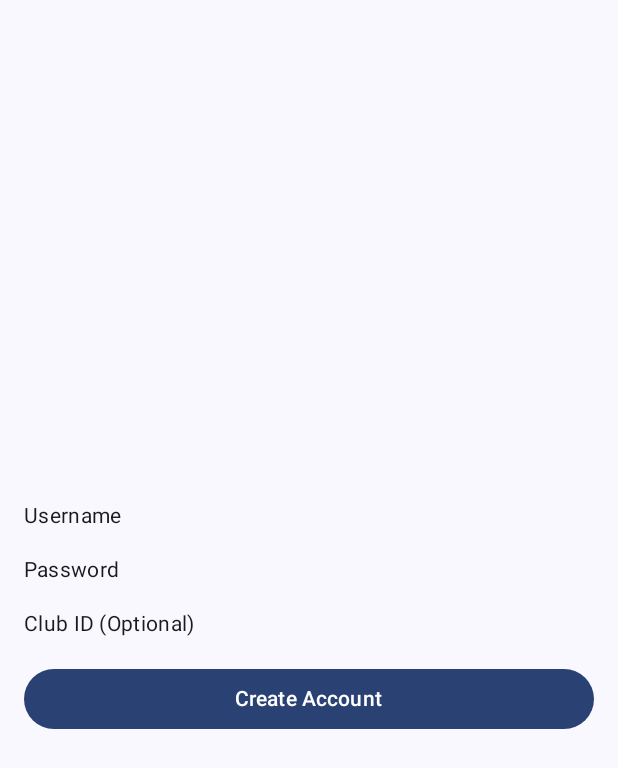
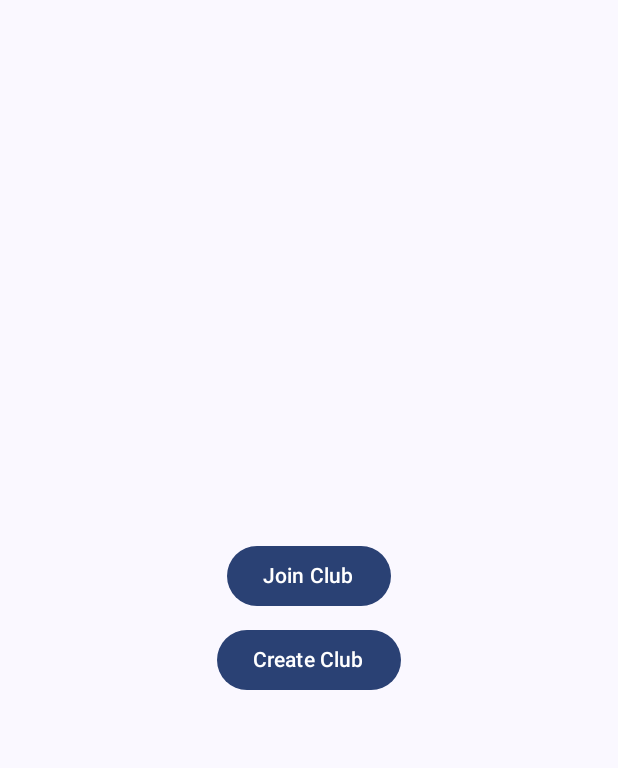
Before and after one commit to dylowens/MovieClubOne, an Android app built with Jetpack Compose: the composable JoinClubCreateClub shown on its own in the app's theme, on a phone screen of 412 x 824 dp. Shown: the top 768 px of the screen. Run offline under Robolectric (Android 15) with nearby library versions, the phone set to English and light mode, and no system bars.

Commit message:
Added Navigation between login pages

```diff
--- a/app/build.gradle.kts
+++ b/app/build.gradle.kts
@@ -59,6 +59,7 @@ dependencies {
     implementation(libs.androidx.ui.graphics)
     implementation(libs.androidx.ui.tooling.preview)
     implementation(libs.androidx.material3)
+    implementation(libs.androidx.navigation.compose)
     testImplementation(libs.junit)
     androidTestImplementation(libs.androidx.junit)
     androidTestImplementation(libs.androidx.espresso.core)
--- a/app/src/main/java/com/example/movieclubone/ui/login/CreateAccount.kt
+++ b/app/src/main/java/com/example/movieclubone/ui/login/CreateAccount.kt
@@ -10,9 +10,10 @@ import androidx.compose.ui.Alignment
 import androidx.compose.ui.Modifier
 import androidx.compose.ui.text.input.PasswordVisualTransformation
 import androidx.compose.ui.unit.dp
+import androidx.navigation.NavHostController
 
 @Composable
-fun CreateAccount() {
+fun CreateAccount(navController: NavHostController) {
     var username by remember { mutableStateOf("") }
     var password by remember { mutableStateOf("") }
     var clubId by remember { mutableStateOf("") }
@@ -71,7 +72,7 @@ fun CreateAccount() {
         )
 
         Button(
-            onClick = { /* Handle create account */ },
+            onClick = { navController.navigate("JoinClubCreateClub") },
             modifier = Modifier.fillMaxWidth()
         ) {
             Text(text = "Create Account")
--- a/app/src/main/java/com/example/movieclubone/ui/login/CreateClub.kt
+++ b/app/src/main/java/com/example/movieclubone/ui/login/CreateClub.kt
@@ -11,9 +11,10 @@ import androidx.compose.runtime.*
 import androidx.compose.ui.Modifier
 import androidx.compose.ui.unit.dp
 import android.util.Log
+import androidx.navigation.NavHostController
 
 @Composable
-fun CreateClub() {
+fun CreateClub(navController: NavHostController) {
     var clubName by remember { mutableStateOf("") }
     var clubId by remember { mutableStateOf("") }
 
--- a/app/src/main/java/com/example/movieclubone/ui/login/JoinClubCreateClub.kt
+++ b/app/src/main/java/com/example/movieclubone/ui/login/JoinClubCreateClub.kt
@@ -1,22 +1,14 @@
-package com.example.movieclubone.ui.login
-
 import androidx.compose.foundation.layout.*
-import androidx.compose.foundation.text.BasicTextField
 import androidx.compose.material3.Button
-import androidx.compose.material3.MaterialTheme
 import androidx.compose.material3.Text
-import androidx.compose.runtime.*
+import androidx.compose.runtime.Composable
 import androidx.compose.ui.Alignment
 import androidx.compose.ui.Modifier
-import androidx.compose.ui.text.input.PasswordVisualTransformation
 import androidx.compose.ui.unit.dp
+import androidx.navigation.NavHostController
 
 @Composable
-fun JoinClubCreateClub() {
-    var username by remember { mutableStateOf("") }
-    var password by remember { mutableStateOf("") }
-    var clubId by remember { mutableStateOf("") }
-
+fun JoinClubCreateClub(navController: NavHostController) {
     Column(
         modifier = Modifier
             .fillMaxSize()
@@ -24,57 +16,12 @@ fun JoinClubCreateClub() {
         verticalArrangement = Arrangement.Center,
         horizontalAlignment = Alignment.CenterHorizontally
     ) {
-        BasicTextField(
-            value = username,
-            onValueChange = { username = it },
-            modifier = Modifier
-                .fillMaxWidth()
-                .padding(bottom = 16.dp),
-            textStyle = MaterialTheme.typography.bodyMedium,
-            decorationBox = { innerTextField ->
-                if (username.isEmpty()) {
-                    Text("Username", style = MaterialTheme.typography.bodyMedium)
-                }
-                innerTextField()
-            }
-        )
-
-        BasicTextField(
-            value = password,
-            onValueChange = { password = it },
-            modifier = Modifier
-                .fillMaxWidth()
-                .padding(bottom = 16.dp),
-            textStyle = MaterialTheme.typography.bodyMedium,
-            visualTransformation = PasswordVisualTransformation(),
-            decorationBox = { innerTextField ->
-                if (password.isEmpty()) {
-                    Text("Password", style = MaterialTheme.typography.bodyMedium)
-                }
-                innerTextField()
-            }
-        )
-
-        BasicTextField(
-            value = clubId,
-            onValueChange = { clubId = it },
-            modifier = Modifier
-                .fillMaxWidth()
-                .padding(bottom = 16.dp),
-            textStyle = MaterialTheme.typography.bodyMedium,
-            decorationBox = { innerTextField ->
-                if (clubId.isEmpty()) {
-                    Text("Club ID (Optional)", style = MaterialTheme.typography.bodyMedium)
-                }
-                innerTextField()
-            }
-        )
-
-        Button(
-            onClick = { /* Handle create account */ },
-            modifier = Modifier.fillMaxWidth()
-        ) {
-            Text(text = "Create Account")
+        Button(onClick = { navController.navigate("JoinClubID") }) {
+            Text("Join Club")
+        }
+        Spacer(modifier = Modifier.height(8.dp))
+        Button(onClick = { navController.navigate("CreateClub") }) {
+            Text("Create Club")
         }
     }
 }
--- a/app/src/main/java/com/example/movieclubone/ui/login/SignIn.kt
+++ b/app/src/main/java/com/example/movieclubone/ui/login/SignIn.kt
@@ -13,9 +13,10 @@ import androidx.compose.runtime.remember
 import androidx.compose.ui.Modifier
 import androidx.compose.ui.text.input.PasswordVisualTransformation
 import androidx.compose.ui.unit.dp
+import androidx.navigation.NavHostController
 
 @Composable
-fun SignIn() {
+fun SignIn(navController: NavHostController) {
     val username = remember { mutableStateOf("") }
     val password = remember { mutableStateOf("") }
     val clubId = remember { mutableStateOf("") }
@@ -64,7 +65,7 @@ fun SignIn() {
                 innerTextField()
             }
         )
-        Button(onClick = { /*TODO*/ }) {
+        Button(onClick = { navController.navigate("JoinClubCreateClub")}) {
             Text(text = "Sign In")
         }
     }
--- a/gradle/libs.versions.toml
+++ b/gradle/libs.versions.toml
@@ -8,6 +8,7 @@ espressoCore = "3.5.1"
 lifecycleRuntimeKtx = "2.7.0"
 activityCompose = "1.8.2"
 composeBom = "2024.02.02"
+navigationCompose = "2.7.7"
 
 [libraries]
 androidx-core-ktx = { group = "androidx.core", name = "core-ktx", version.ref = "coreKtx" }
@@ -24,6 +25,7 @@ androidx-ui-tooling-preview = { group = "androidx.compose.ui", name = "ui-toolin
 androidx-ui-test-manifest = { group = "androidx.compose.ui", name = "ui-test-manifest" }
 androidx-ui-test-junit4 = { group = "androidx.compose.ui", name = "ui-test-junit4" }
 androidx-material3 = { group = "androidx.compose.material3", name = "material3" }
+androidx-navigation-compose = { group = "androidx.navigation", name = "navigation-compose", version.ref = "navigationCompose" }
 
 [plugins]
 androidApplication = { id = "com.android.application", version.ref = "agp" }
```
Also changed, not shown: app/src/main/java/com/example/movieclubone/MainActivity.kt (+34 -29 lines), app/src/main/java/com/example/movieclubone/ui/login/JoinClubID.kt (+5 -2 lines), app/src/main/java/com/example/movieclubone/ui/login/SignInCreateAccount.kt (+4 -3 lines).
